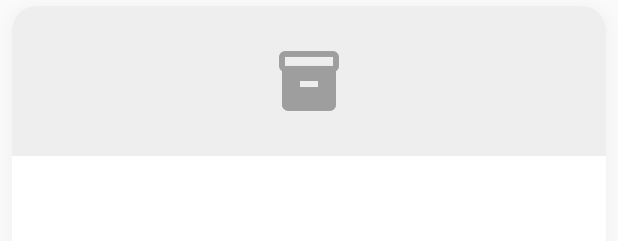
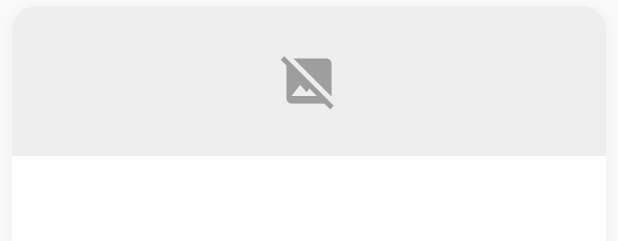
Before and after one commit to Ali14715/Gojira, a Flutter app: the ProductCard widget shown alone on an empty page, opened directly with empty values, on a phone screen of 412 x 824 dp. Shown: the top 241 px of the screen. Run offline on Flutter 3.47's test engine with Material 3 defaults, Android fonts, the phone set to English and light mode, and no system bars; our stand-ins replace cloud_firestore, firebase_core, fl_chart; accounts and stored records are empty; network calls fail.

Commit message:
foto produk, detai produk

```diff
--- a/lib/models/product.dart
+++ b/lib/models/product.dart
@@ -2,6 +2,7 @@ class Product {
   final String id;
   final String name;
   final String category;
+  final String description; // 🔥 NEW
   final double price;
   int totalSold;
   final String imageUrl;
@@ -10,6 +11,7 @@ class Product {
     required this.id,
     required this.name,
     required this.category,
+    required this.description, // 🔥 NEW
     required this.price,
     required this.totalSold,
     required this.imageUrl,
@@ -20,6 +22,7 @@ class Product {
       id: docId,
       name: map['name'] ?? '',
       category: map['category'] ?? '',
+      description: map['description'] ?? '', // 🔥 NEW
       price: (map['price'] ?? 0).toDouble(),
       totalSold: map['totalSold'] ?? 0,
       imageUrl: map['imageUrl'] ?? '',
@@ -30,6 +33,7 @@ class Product {
     return {
       'name': name,
       'category': category,
+      'description': description, // 🔥 NEW
       'price': price,
       'totalSold': totalSold,
       'imageUrl': imageUrl,
--- a/lib/screens/dashboard_screen.dart
+++ b/lib/screens/dashboard_screen.dart
@@ -119,7 +119,7 @@ class _DashboardScreenState extends State<DashboardScreen> {
                       Expanded(
                         child: _buildMetricCard(
                           'Total Sales',
-                          'Rp.${_totalSales.toStringAsFixed(2)}',
+                          'Rp.${_totalSales.toStringAsFixed(0)}',
                           Icons.attach_money,
                           Colors.green,
                         ),
@@ -256,7 +256,7 @@ class _DashboardScreenState extends State<DashboardScreen> {
                                           style: const TextStyle(fontSize: 16),
                                         ),
                                         Text(
-                                          'Rp.${entry.value.toStringAsFixed(2)}',
+                                          'Rp.${entry.value.toStringAsFixed(0)}',
                                           style: const TextStyle(
                                             fontSize: 16,
                                             fontWeight: FontWeight.bold,
--- a/lib/screens/product_detail_screen.dart
+++ b/lib/screens/product_detail_screen.dart
@@ -125,7 +125,7 @@ class ProductDetailScreen extends StatelessWidget {
                   ),
                   const SizedBox(height: 32),
 
-                  // Description (placeholder)
+                  // Description
                   const Text(
                     'Product Description',
                     style: TextStyle(
@@ -136,7 +136,9 @@ class ProductDetailScreen extends StatelessWidget {
                   ),
                   const SizedBox(height: 8),
                   Text(
-                    'This is a high-quality ${product.category.toLowerCase()} product. Perfect for your needs with excellent performance and reliability.',
+                    product.description.isNotEmpty
+                        ? product.description
+                        : 'No description available for this product.',
                     style: TextStyle(
                       fontSize: 16,
                       color: Colors.grey[600],
--- a/lib/widgets/product_card.dart
+++ b/lib/widgets/product_card.dart
@@ -27,18 +27,54 @@ class ProductCard extends StatelessWidget {
       child: Column(
         crossAxisAlignment: CrossAxisAlignment.start,
         children: [
-          // Product Image Placeholder
+          // Product Image
           Container(
             height: 100,
             width: double.infinity,
-            decoration: BoxDecoration(
-              color: Colors.grey[200],
+            decoration: const BoxDecoration(
+              borderRadius: BorderRadius.only(
+                topLeft: Radius.circular(16),
+                topRight: Radius.circular(16),
+              ),
+            ),
+            child: ClipRRect(
               borderRadius: const BorderRadius.only(
                 topLeft: Radius.circular(16),
                 topRight: Radius.circular(16),
               ),
+              child: product.imageUrl.isNotEmpty
+                  ? Image.network(
+                      product.imageUrl,
+                      fit: BoxFit.cover,
+                      loadingBuilder: (context, child, loadingProgress) {
+                        if (loadingProgress == null) return child;
+                        return const Center(
+                          child: CircularProgressIndicator(
+                            strokeWidth: 2,
+                            valueColor: AlwaysStoppedAnimation(Colors.orange),
+                          ),
+                        );
+                      },
+                      errorBuilder: (context, error, stackTrace) {
+                        return Container(
+                          color: Colors.grey[200],
+                          child: const Icon(
+                            Icons.broken_image,
+                            size: 40,
+                            color: Colors.grey,
+                          ),
+                        );
+                      },
+                    )
+                  : Container(
+                      color: Colors.grey[200],
+                      child: const Icon(
+                        Icons.image_not_supported,
+                        size: 40,
+                        color: Colors.grey,
+                      ),
+                    ),
             ),
-            child: const Icon(Icons.inventory_2, size: 48, color: Colors.grey),
           ),
 
           // Product Info
```
Also changed, not shown: lib/screens/add_product_screen.dart (added, +106 -0 lines), lib/screens/product_list_screen.dart (+39 -0 lines), lib/services/api_service.dart (+20 -0 lines), 2 other files.
